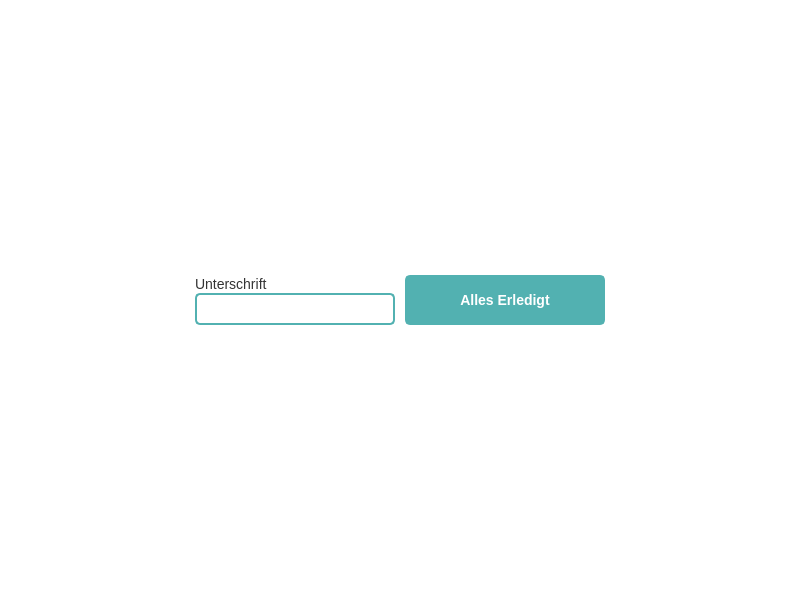
This is gui/Window.ui in ManuelDeV-exe/Fullscreen_Checkliste as Qt 5 draws it before an edit. The edited form follows.
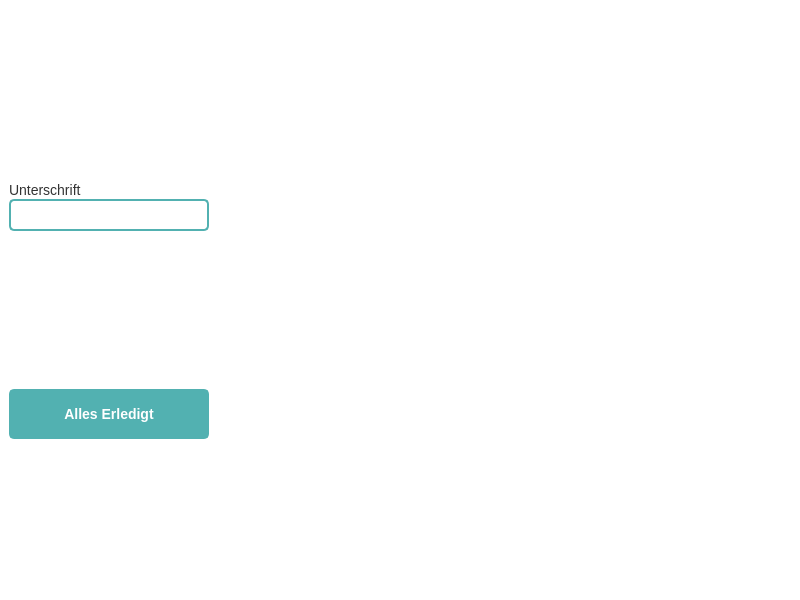
This is the edited form. Icons and pictures are not drawn.

Patch:
```diff
--- a/gui/Window.ui
+++ b/gui/Window.ui
@@ -170,19 +170,16 @@
 }
 
 QCheckBox::indicator:checked {
- 	content: &quot;✔&quot;;
     border: 2px solid #52b1b1;
     border-radius: 5px;
     background-color: #52b1b1;
 }
 
 QCheckBox::indicator:checked::after {
-    content: &quot;H&quot;;
     color: #ffffff;
     font-size: 20px;
     font-weight: bold;
     text-align: center;
-    display: block;
 }
 
 QCheckBox::indicator:unchecked:hover {
@@ -191,8 +188,7 @@
 
 QCheckBox::indicator:checked:hover {
     background-color: #3d8e8e;
-}
-</string>
+}</string>
   </property>
   <widget class="QWidget" name="Haupt_Widgets">
    <property name="font">
@@ -204,20 +200,22 @@
    </property>
    <layout class="QVBoxLayout" name="HauptWidgets">
     <item>
-     <layout class="QHBoxLayout" name="LayoutUnterschriften">
-      <property name="spacing">
-       <number>10</number>
+     <spacer name="verticalSpacer">
+      <property name="orientation">
+       <enum>Qt::Vertical</enum>
       </property>
-      <property name="sizeConstraint">
-       <enum>QLayout::SetDefaultConstraint</enum>
+      <property name="sizeType">
+       <enum>QSizePolicy::Fixed</enum>
       </property>
-      <property name="leftMargin">
-       <number>0</number>
+      <property name="sizeHint" stdset="0">
+       <size>
+        <width>20</width>
+        <height>20</height>
+       </size>
       </property>
-      <property name="rightMargin">
-       <number>0</number>
-      </property>
-      <item alignment="Qt::AlignRight|Qt::AlignVCenter">
+     </spacer>
+    </item>
+    <item>
        <widget class="QWidget" name="widget" native="true">
         <property name="minimumSize">
          <size>
@@ -268,7 +266,7 @@
         </widget>
        </widget>
       </item>
-      <item alignment="Qt::AlignLeft">
+    <item>
        <widget class="QPushButton" name="BTN_erledigt">
         <property name="minimumSize">
          <size>
@@ -298,8 +296,6 @@
        </widget>
       </item>
      </layout>
-    </item>
-   </layout>
   </widget>
  </widget>
  <resources/>
```
Left out of the diff: 5 changed lines with no effect on the pictures. Lines whose indentation alone changed are shown as unchanged.
